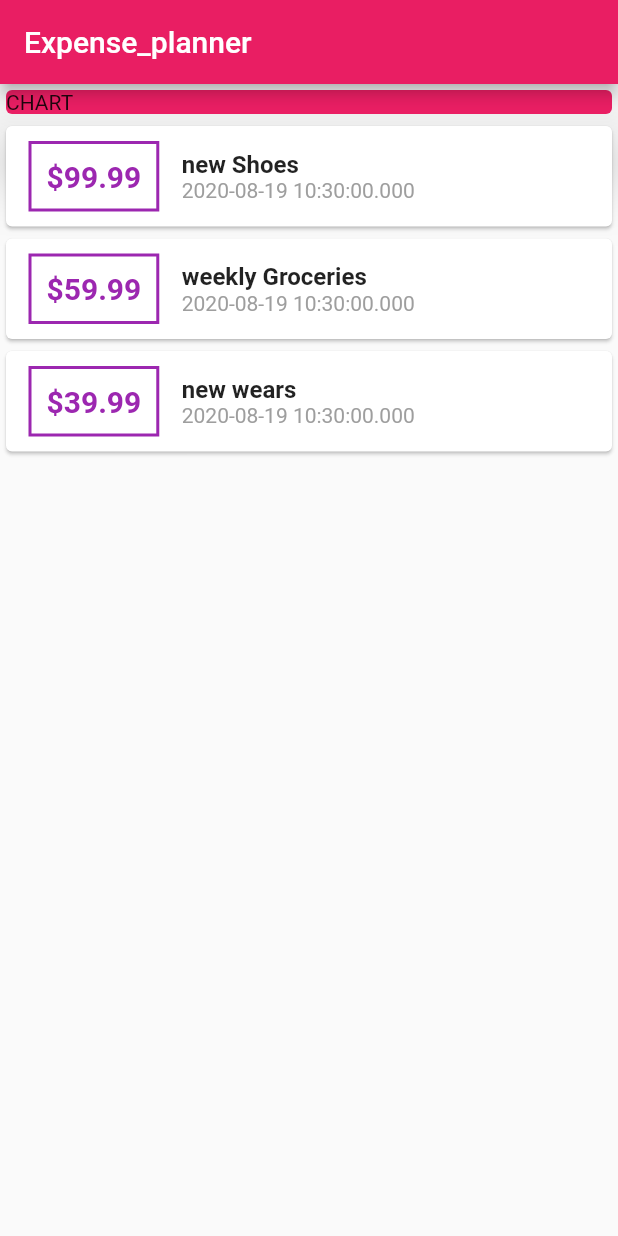
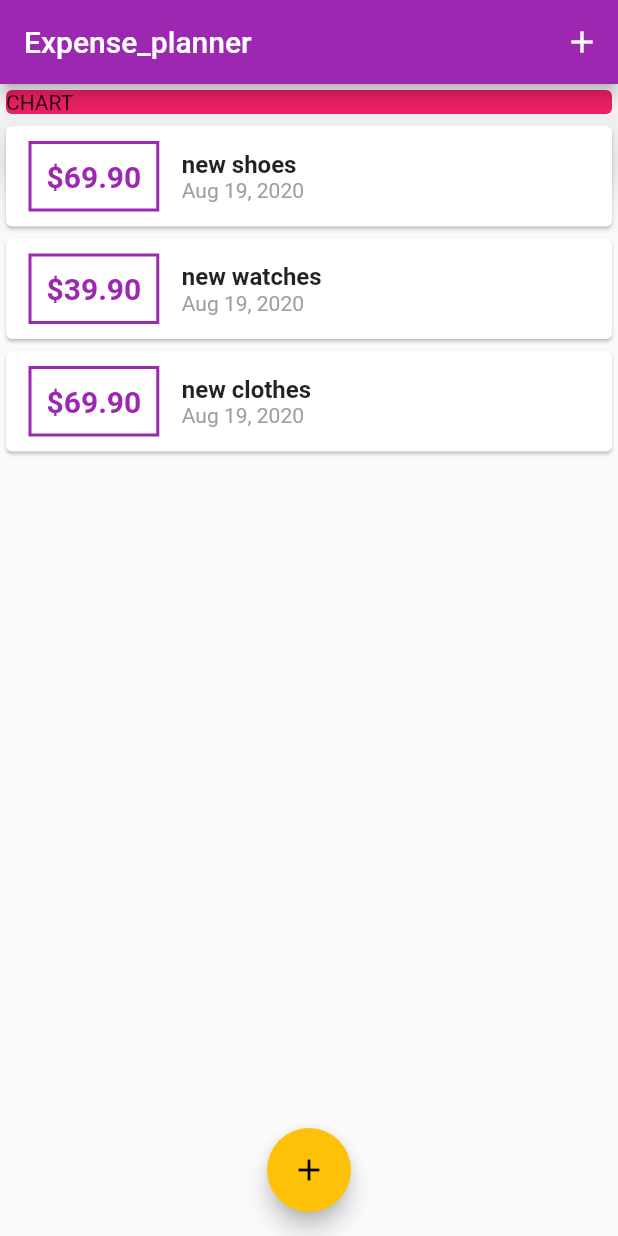
Before and after one commit to obiHenry/Expense_planner, a Flutter app: the screen it shows after launch, on a phone screen of 412 x 824 dp. Run offline on Flutter 3.47's test engine with Material 2 defaults, Android fonts, the phone set to English and light mode, and no system bars; missing offline and left inert: dart:ffi.

Commit message:
modifield main.dart codes and added some dart  files

```diff
--- a/lib/main.dart
+++ b/lib/main.dart
@@ -1,4 +1,8 @@
-import 'package:Expense_planner/Transaction.dart';
+import 'dart:ffi';
+
+import './models/Transaction.dart';
+import './widgets/transaction-list.dart';
+import './widgets/transactionTextField.dart';
 import 'package:flutter/material.dart';
 
 void main() {
@@ -10,43 +14,85 @@ class MainActivity extends StatelessWidget {
   Widget build(BuildContext context) {
     return MaterialApp(
       title: ' Flutter app',
+      theme: ThemeData(
+        primarySwatch: Colors.purple,
+        accentColor: Colors.amber,
+
+      ),
       home: HomePage(),
     );
   }
 }
 
-class HomePage extends StatelessWidget {
-  final List<Transaction> transaction = [
+class HomePage extends StatefulWidget {
+  @override
+  _HomePageState createState() => _HomePageState();
+}
+
+class _HomePageState extends State<HomePage> {
+  final List<Transaction> _userTransaction = [
     Transaction(
       id: '1',
-      title: 'new Shoes',
-      amount: 99.99,
+      title: 'new shoes',
+      amount: 69.90,
       date: DateTime.now(),
     ),
     Transaction(
       id: '2',
-      title: 'weekly Groceries',
-      amount: 59.99,
+      title: 'new watches',
+      amount: 39.90,
       date: DateTime.now(),
     ),
     Transaction(
-      id: '2',
-      title: 'new wears',
-      amount: 39.99,
+      id: '3',
+      title: 'new clothes',
+      amount: 69.90,
       date: DateTime.now(),
     ),
   ];
+
+  Void _addNewTransaction(String transactionTitle, double transactionAmount) {
+    final newTransaction = Transaction(
+        id: DateTime.now().toString(),
+        title: transactionTitle,
+        amount: transactionAmount,
+        date: DateTime.now());
+
+    setState(() {
+      _userTransaction.add(newTransaction);
+    });
+    return null;
+  }
+
+  void _startAddNewtransaction(BuildContext ctx) {
+    showModalBottomSheet(
+      context: ctx,
+      builder: (_) {
+        return GestureDetector(
+          onTap: () {},
+          child: TransactionTextFields(_addNewTransaction),
+          behavior: HitTestBehavior.opaque,
+        );
+      },
+    );
+  }
 
   @override
   Widget build(BuildContext context) {
     return Scaffold(
       appBar: AppBar(
-        backgroundColor: Colors.pink,
+        actions: [
+          IconButton(
+              icon: Icon(Icons.add),
+              onPressed: () => _startAddNewtransaction(context)),
+        ],
+
         title: Text('Expense_planner'),
       ),
-      body: Column(
+      body: SingleChildScrollView(
+        child: Column(
           mainAxisAlignment: MainAxisAlignment.start,
-        crossAxisAlignment: CrossAxisAlignment.stretch,
+          crossAxisAlignment: CrossAxisAlignment.center,
           children: <Widget>[
             Container(
               width: double.infinity,
@@ -56,49 +102,16 @@ class HomePage extends StatelessWidget {
                 elevation: 20,
               ),
             ),
-          Column(
-            children: transaction.map((transactions) {
-              return Card(
-                child: Row(
-                  children: [
-                    Container(
-                      margin:
-                          EdgeInsets.symmetric(vertical: 10, horizontal: 15),
-                      decoration: BoxDecoration(
-                        border: Border.all(color: Colors.purple, width: 2),
-                      ),
-                      padding: EdgeInsets.all(10),
-                      child: Text(
-                        '\$${transactions.amount}',
-                        textAlign: TextAlign.end,
-                        style: TextStyle(
-                            fontWeight: FontWeight.bold,
-                            fontSize: 20,
-                            color: Colors.purple),
+            TransactionList(_userTransaction),
+          ],
         ),
       ),
-                    Column(
-                      crossAxisAlignment: CrossAxisAlignment.start,
-                      children: [
-                        Text(
-                          transactions.title,
-                          style: TextStyle(
-                            fontWeight: FontWeight.bold,
-                            fontSize: 16,
+      floatingActionButtonLocation: FloatingActionButtonLocation.centerFloat,
+      floatingActionButton: FloatingActionButton(
+        onPressed: () => _startAddNewtransaction(context),
+        child: Icon(
+          Icons.add,
         ),
-                        ),
-                        Text(
-                          transactions.date.toString(),
-                          style: TextStyle(color: Colors.grey),
-                        ),
-                      ],
-                    )
-                  ],
-                ),
-              );
-            }).toList(),
-          )
-        ],
       ),
     );
   }
--- /dev/null
+++ b/lib/widgets/transaction-list.dart
@@ -0,0 +1,65 @@
+
+import 'package:flutter/material.dart';
+import '../models/Transaction.dart';
+import 'package:intl/intl.dart';
+
+class TransactionList extends StatelessWidget {
+  final List<Transaction> transactions;
+
+  TransactionList(this.transactions);
+
+  @override
+  Widget build(BuildContext context) {
+
+    return Container(
+      height: 500,
+      child: ListView.builder(
+
+        itemBuilder: (context, index){
+         return Card(
+            child: Row(
+              children: [
+                Container(
+                  margin: EdgeInsets.symmetric(vertical: 10, horizontal: 15),
+                  decoration: BoxDecoration(
+                    border: Border.all(
+                      color: Theme.of(context).primaryColor,
+                      width: 2),
+                  ),
+                  padding: EdgeInsets.all(10),
+                  child: Text(
+                    '\$${transactions[index].amount.toStringAsFixed(2)}',
+                    textAlign: TextAlign.end,
+                    style: TextStyle(
+                        fontWeight: FontWeight.bold,
+                        fontSize: 20,
+                        color:  Theme.of(context).primaryColor,
+                        ),
+                  ),
+                ),
+                Column(
+                  crossAxisAlignment: CrossAxisAlignment.start,
+                  children: [
+                    Text(
+                      transactions[index].title,
+                      style: TextStyle(
+                        fontWeight: FontWeight.bold,
+                        fontSize: 16,
+                      ),
+                    ),
+                    Text(
+                      DateFormat.yMMMd().format(transactions[index].date),
+                      style: TextStyle(color: Colors.grey),
+                    ),
+                  ],
+                )
+              ],
+            ),
+          );
+        },
+        itemCount: transactions.length,
+
+      ),
+    );
+  }
+}
--- a/pubspec.yaml
+++ b/pubspec.yaml
@@ -23,6 +23,7 @@ environment:
 dependencies:
   flutter:
     sdk: flutter
+  intl: ^0.16.1
 
 
   # The following adds the Cupertino Icons font to your application.
```
Also changed, not shown: lib/widgets/transactionTextField.dart (added, +68 -0 lines), lib/models/Transaction.dart (renamed from lib/Transaction.dart), pubspec.lock. Lines whose indentation alone changed are shown as unchanged.
